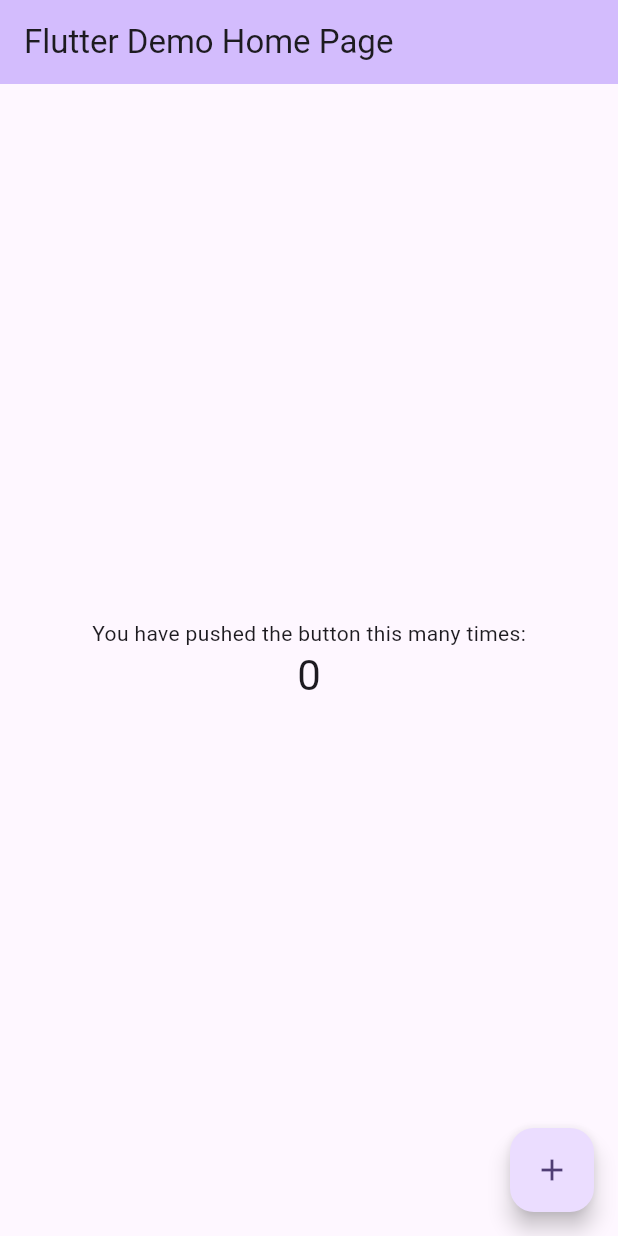
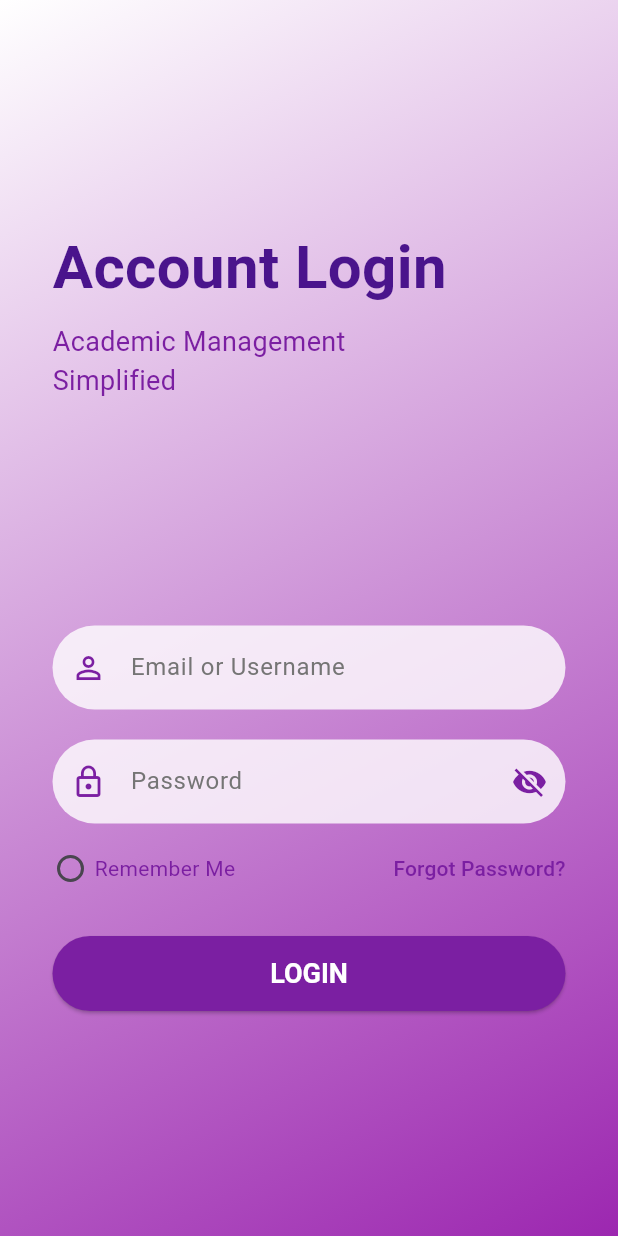
Before and after one commit to nexushuborg/Nexus-E2, a Flutter app: the screen it shows after launch, on a phone screen of 412 x 824 dp. Run offline on Flutter 3.47's test engine with Material 3 defaults, Android fonts, the phone set to English and light mode, and no system bars; Roboto replaces fonts that are missing (Poppins).

Commit message:
Built Login Page

```diff
--- /dev/null
+++ b/frontend/teacher_apk/lib/Login.dart
@@ -0,0 +1,301 @@
+import 'package:flutter/material.dart';
+
+class ArcanumLogin extends StatefulWidget {
+  const ArcanumLogin({super.key});
+
+  @override
+  _ArcanumLoginState createState() => _ArcanumLoginState();
+}
+
+class _ArcanumLoginState extends State<ArcanumLogin> {
+  final TextEditingController _emailController = TextEditingController();
+  final TextEditingController _passwordController = TextEditingController();
+  bool _isPasswordObscured = true;
+  bool _rememberMe = false;
+
+  @override
+  void dispose() {
+    _emailController.dispose();
+    _passwordController.dispose();
+    super.dispose();
+  }
+
+  void _togglePasswordVisibility() {
+    setState(() {
+      _isPasswordObscured = !_isPasswordObscured;
+    });
+  }
+
+  void _onRememberMeChanged(bool? value) {
+    setState(() {
+      _rememberMe = value ?? false;
+    });
+  }
+
+  void _onLoginPressed() {
+    String email = _emailController.text;
+    String password = _passwordController.text;
+    print(
+        'Login Tapped! Email: $email, Password: $password, Remember Me: $_rememberMe');
+    // Logic ->> Login
+  }
+
+  void _onForgotPasswordPressed() {
+    print('Forgot Password? tapped - UI only');
+    // Navigation ->> Forgot Password
+  }
+
+  @override
+  Widget build(BuildContext context) {
+    return Container(
+      decoration: _buildBackgroundDecoration(),
+      child: Scaffold(
+        backgroundColor: Colors.transparent,
+        body: SingleChildScrollView(
+          child: Padding(
+            padding: const EdgeInsets.only(left: 35, top: 150, right: 35),
+            child: Column(
+              crossAxisAlignment: CrossAxisAlignment.start,
+              mainAxisSize: MainAxisSize.min,
+              children: <Widget>[
+                const _LoginHeader(),
+                const SizedBox(height: 150),
+                _EmailTextField(controller: _emailController),
+                const SizedBox(height: 20),
+                _PasswordTextField(
+                  controller: _passwordController,
+                  isObscured: _isPasswordObscured,
+                  onToggleVisibility: _togglePasswordVisibility,
+                ),
+                const SizedBox(height: 15),
+                _RememberMeForgotPasswordRow(
+                  rememberMe: _rememberMe,
+                  onRememberMeChanged: _onRememberMeChanged,
+                  onForgotPasswordPressed: _onForgotPasswordPressed,
+                ),
+                const SizedBox(height: 30),
+                _LoginButton(onPressed: _onLoginPressed),
+                const SizedBox(height: 20),
+              ],
+            ),
+          ),
+        ),
+      ),
+    );
+  }
+
+  BoxDecoration _buildBackgroundDecoration() {
+    return BoxDecoration(
+      gradient: LinearGradient(
+        colors: [
+          Colors.white,
+          Colors.purple.shade500,
+        ],
+        begin: Alignment.topLeft,
+        end: Alignment.bottomRight,
+      ),
+    );
+  }
+}
+
+// The following listed below are Reusable Widget Components >>>
+
+class _LoginHeader extends StatelessWidget {
+  const _LoginHeader();
+
+  @override
+  Widget build(BuildContext context) {
+    return Column(
+      crossAxisAlignment: CrossAxisAlignment.start,
+      children: [
+        Text(
+          'Account Login',
+          style: TextStyle(
+            color: Colors.purple.shade900,
+            fontSize: 40,
+            fontFamily: 'Poppins',
+            fontWeight: FontWeight.bold,
+          ),
+        ),
+        const SizedBox(height: 8),
+        Text(
+          'Academic Management\nSimplified',
+          style: TextStyle(
+            color: Colors.purple.shade700,
+            fontSize: 18,
+            fontFamily: 'Poppins',
+          ),
+        ),
+      ],
+    );
+  }
+}
+
+class _EmailTextField extends StatelessWidget {
+  final TextEditingController controller;
+
+  const _EmailTextField({required this.controller});
+
+  @override
+  Widget build(BuildContext context) {
+    return TextField(
+      controller: controller,
+      style: const TextStyle(color: Colors.black87),
+      decoration: InputDecoration(
+        filled: true,
+        fillColor: Colors.white.withOpacity(0.8),
+        hintText: 'Email or Username',
+        hintStyle: TextStyle(color: Colors.grey.shade600),
+        prefixIcon: Icon(Icons.person_outline, color: Colors.purple.shade700),
+        border: OutlineInputBorder(
+          borderRadius: BorderRadius.circular(50),
+          borderSide: BorderSide.none,
+        ),
+        focusedBorder: OutlineInputBorder(
+          borderRadius: BorderRadius.circular(12),
+          borderSide: BorderSide(color: Colors.purple.shade900, width: 2),
+        ),
+        contentPadding:
+        const EdgeInsets.symmetric(vertical: 16, horizontal: 20),
+      ),
+      keyboardType: TextInputType.emailAddress,
+    );
+  }
+}
+
+class _PasswordTextField extends StatelessWidget {
+  final TextEditingController controller;
+  final bool isObscured;
+  final VoidCallback onToggleVisibility;
+
+  const _PasswordTextField({
+    required this.controller,
+    required this.isObscured,
+    required this.onToggleVisibility,
+  });
+
+  @override
+  Widget build(BuildContext context) {
+    return TextField(
+      controller: controller,
+      style: const TextStyle(color: Colors.black87),
+      obscureText: isObscured,
+      decoration: InputDecoration(
+        filled: true,
+        fillColor: Colors.white.withOpacity(0.8),
+        hintText: 'Password',
+        hintStyle: TextStyle(color: Colors.grey.shade600),
+        prefixIcon: Icon(Icons.lock_outline, color: Colors.purple.shade700),
+        suffixIcon: IconButton(
+          icon: Icon(
+            isObscured ? Icons.visibility_off : Icons.visibility,
+            color: Colors.purple.shade700,
+          ),
+          onPressed: onToggleVisibility,
+        ),
+        border: OutlineInputBorder(
+          borderRadius: BorderRadius.circular(50),
+          borderSide: BorderSide.none,
+        ),
+        focusedBorder: OutlineInputBorder(
+          borderRadius: BorderRadius.circular(12),
+          borderSide: BorderSide(color: Colors.purple.shade900, width: 2),
+        ),
+        contentPadding:
+        const EdgeInsets.symmetric(vertical: 16, horizontal: 20),
+      ),
+    );
+  }
+}
+
+class _RememberMeForgotPasswordRow extends StatelessWidget {
+  final bool rememberMe;
+  final ValueChanged<bool?> onRememberMeChanged;
+  final VoidCallback onForgotPasswordPressed;
+
+  const _RememberMeForgotPasswordRow({
+    required this.rememberMe,
+    required this.onRememberMeChanged,
+    required this.onForgotPasswordPressed,
+  });
+
+  @override
+  Widget build(BuildContext context) {
+    return Row(
+      mainAxisAlignment: MainAxisAlignment.spaceBetween,
+      children: <Widget>[
+        Row(
+          children: <Widget>[
+            SizedBox(
+              height: 24.0,
+              width: 24.0,
+              child: Checkbox(
+                value: rememberMe,
+                onChanged: onRememberMeChanged,
+                activeColor: Colors.purple.shade700,
+                checkColor: Colors.white,
+                shape: const CircleBorder(),
+              ),
+            ),
+            const SizedBox(width: 4),
+            GestureDetector(
+              onTap: () => onRememberMeChanged(!rememberMe), // Also toggle on text tap
+              child: Text(
+                'Remember Me',
+                style: TextStyle(
+                  color: Colors.purple.shade700,
+                  fontFamily: 'Poppins',
+                  fontSize: 14,
+                ),
+              ),
+            ),
+          ],
+        ),
+        TextButton(
+          onPressed: onForgotPasswordPressed,
+          style: TextButton.styleFrom(
+            padding: EdgeInsets.zero,
+            minimumSize: const Size(50, 30),
+            tapTargetSize: MaterialTapTargetSize.shrinkWrap,
+            alignment: Alignment.centerRight,
+          ),
+          child: Text(
+            'Forgot Password?',
+            style: TextStyle(
+              color: Colors.purple.shade700,
+              fontFamily: 'Poppins',
+              fontSize: 14,
+            ),
+          ),
+        ),
+      ],
+    );
+  }
+}
+
+class _LoginButton extends StatelessWidget {
+  final VoidCallback onPressed;
+
+  const _LoginButton({required this.onPressed});
+
+  @override
+  Widget build(BuildContext context) {
+    return ElevatedButton(
+      style: ElevatedButton.styleFrom(
+        backgroundColor: Colors.purple.shade700,
+        foregroundColor: Colors.white,
+        minimumSize: const Size(double.infinity, 50),
+        shape: RoundedRectangleBorder(
+          borderRadius: BorderRadius.circular(50),
+        ),
+        textStyle: const TextStyle(
+          fontSize: 18,
+          fontFamily: 'Poppins',
+          fontWeight: FontWeight.bold,
+        ),
+      ),
+      onPressed: onPressed,
+      child: const Text('LOGIN'),
+    );
+  }
+}
--- a/frontend/teacher_apk/lib/main.dart
+++ b/frontend/teacher_apk/lib/main.dart
@@ -1,122 +1,12 @@
 import 'package:flutter/material.dart';
+import 'Login.dart';
 
 void main() {
-  runApp(const MyApp());
+  runApp(MaterialApp(
+    debugShowCheckedModeBanner: false,
+    initialRoute: 'login',
+    routes: {
+      'login': (context) => const ArcanumLogin()
+    },
+  ));
 }
-
-class MyApp extends StatelessWidget {
-  const MyApp({super.key});
-
-  // This widget is the root of your application.
-  @override
-  Widget build(BuildContext context) {
-    return MaterialApp(
-      title: 'Flutter Demo',
-      theme: ThemeData(
-        // This is the theme of your application.
-        //
-        // TRY THIS: Try running your application with "flutter run". You'll see
-        // the application has a purple toolbar. Then, without quitting the app,
-        // try changing the seedColor in the colorScheme below to Colors.green
-        // and then invoke "hot reload" (save your changes or press the "hot
-        // reload" button in a Flutter-supported IDE, or press "r" if you used
-        // the command line to start the app).
-        //
-        // Notice that the counter didn't reset back to zero; the application
-        // state is not lost during the reload. To reset the state, use hot
-        // restart instead.
-        //
-        // This works for code too, not just values: Most code changes can be
-        // tested with just a hot reload.
-        colorScheme: ColorScheme.fromSeed(seedColor: Colors.deepPurple),
-      ),
-      home: const MyHomePage(title: 'Flutter Demo Home Page'),
-    );
-  }
-}
-
-class MyHomePage extends StatefulWidget {
-  const MyHomePage({super.key, required this.title});
-
-  // This widget is the home page of your application. It is stateful, meaning
-  // that it has a State object (defined below) that contains fields that affect
-  // how it looks.
-
-  // This class is the configuration for the state. It holds the values (in this
-  // case the title) provided by the parent (in this case the App widget) and
-  // used by the build method of the State. Fields in a Widget subclass are
-  // always marked "final".
-
-  final String title;
-
-  @override
-  State<MyHomePage> createState() => _MyHomePageState();
-}
-
-class _MyHomePageState extends State<MyHomePage> {
-  int _counter = 0;
-
-  void _incrementCounter() {
-    setState(() {
-      // This call to setState tells the Flutter framework that something has
-      // changed in this State, which causes it to rerun the build method below
-      // so that the display can reflect the updated values. If we changed
-      // _counter without calling setState(), then the build method would not be
-      // called again, and so nothing would appear to happen.
-      _counter++;
-    });
-  }
-
-  @override
-  Widget build(BuildContext context) {
-    // This method is rerun every time setState is called, for instance as done
-    // by the _incrementCounter method above.
-    //
-    // The Flutter framework has been optimized to make rerunning build methods
-    // fast, so that you can just rebuild anything that needs updating rather
-    // than having to individually change instances of widgets.
-    return Scaffold(
-      appBar: AppBar(
-        // TRY THIS: Try changing the color here to a specific color (to
-        // Colors.amber, perhaps?) and trigger a hot reload to see the AppBar
-        // change color while the other colors stay the same.
-        backgroundColor: Theme.of(context).colorScheme.inversePrimary,
-        // Here we take the value from the MyHomePage object that was created by
-        // the App.build method, and use it to set our appbar title.
-        title: Text(widget.title),
-      ),
-      body: Center(
-        // Center is a layout widget. It takes a single child and positions it
-        // in the middle of the parent.
-        child: Column(
-          // Column is also a layout widget. It takes a list of children and
-          // arranges them vertically. By default, it sizes itself to fit its
-          // children horizontally, and tries to be as tall as its parent.
-          //
-          // Column has various properties to control how it sizes itself and
-          // how it positions its children. Here we use mainAxisAlignment to
-          // center the children vertically; the main axis here is the vertical
-          // axis because Columns are vertical (the cross axis would be
-          // horizontal).
-          //
-          // TRY THIS: Invoke "debug painting" (choose the "Toggle Debug Paint"
-          // action in the IDE, or press "p" in the console), to see the
-          // wireframe for each widget.
-          mainAxisAlignment: MainAxisAlignment.center,
-          children: <Widget>[
-            const Text('You have pushed the button this many times:'),
-            Text(
-              '$_counter',
-              style: Theme.of(context).textTheme.headlineMedium,
-            ),
-          ],
-        ),
-      ),
-      floatingActionButton: FloatingActionButton(
-        onPressed: _incrementCounter,
-        tooltip: 'Increment',
-        child: const Icon(Icons.add),
-      ), // This trailing comma makes auto-formatting nicer for build methods.
-    );
-  }
-}
```
Also changed, not shown: 1 other file.
